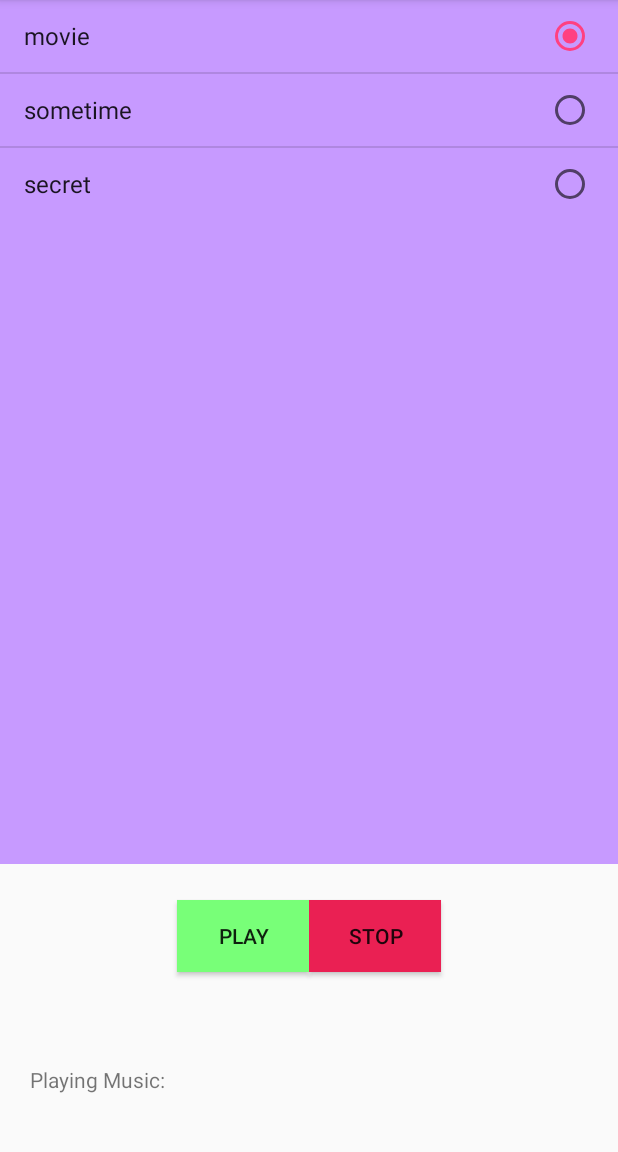
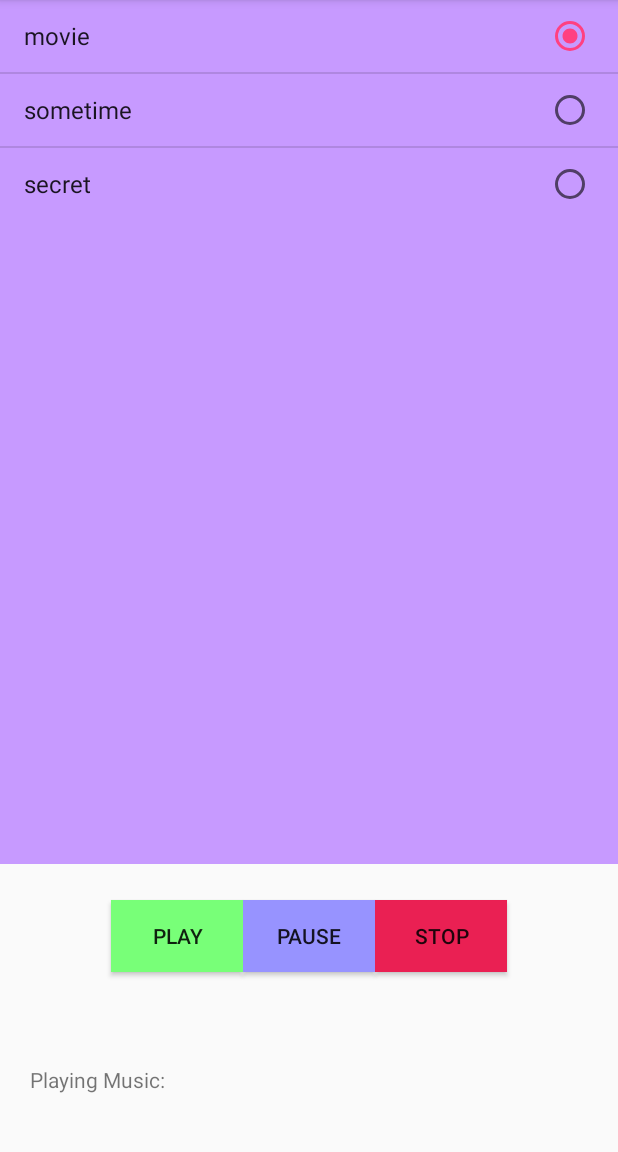
Before and after one commit to StarryPurp/MusicPlaylists, an Android app: the screen it shows after launch (MainActivity), after a tap on "movie", on a phone screen of 412 x 824 dp, the part 84-1236 px from its top. Run offline under Robolectric (Android 15) with nearby library versions, the phone set to English and light mode, and no system bars.

Commit message:
#4 Complete!

```diff
--- a/app/src/main/java/bstar128/example/hansung/musicplaylists/MainActivity.java
+++ b/app/src/main/java/bstar128/example/hansung/musicplaylists/MainActivity.java
@@ -13,13 +13,14 @@ import android.widget.TextView;
 
 public class MainActivity extends AppCompatActivity {
     ListView listV;
-    Button butPlay,butStop;
+    Button butPlay,butStop,butPause;
     TextView textMusic;
     ProgressBar progress;
     String[] musicArray={"movie","sometime","secret"};
     int[] musiResid={R.raw.movie,R.raw.sometime,R.raw.secret};
     int selectedMusicid;
     MediaPlayer Mplayer;
+    boolean selectPause;
 
 
     @Override
@@ -29,6 +30,7 @@ public class MainActivity extends AppCompatActivity {
         listV=(ListView)findViewById(R.id.list_music);
         butPlay=(Button)findViewById(R.id.but_play);
         butStop=(Button)findViewById(R.id.but_stop);
+        butPause=(Button)findViewById(R.id.but_pause);
         textMusic=(TextView)findViewById(R.id.text_music);
         progress=(ProgressBar)findViewById(R.id.prograss_ing);
         ArrayAdapter<String> adapter=new ArrayAdapter<String>(this,android.R.layout.simple_list_item_single_choice,musicArray);
@@ -40,22 +42,38 @@ public class MainActivity extends AppCompatActivity {
 
         listV.setOnItemClickListener(new AdapterView.OnItemClickListener() {
             @Override
-            public void onItemClick(AdapterView<?> parent, View view, int position, long id) {
-                selectedMusicid=musiResid[position];
-
+            public void onItemClick(AdapterView<?> parent, View view, int i, long id) {
+                Mplayer.stop();
+                selectedMusicid=musiResid[i];
+                progress.setVisibility(View.INVISIBLE);
             }
         });
         butPlay.setOnClickListener(new View.OnClickListener() {
             @Override
             public void onClick(View v) {
-                MediaPlayer.create(MainActivity.this,selectedMusicid);
+                if(selectPause) {
+                    Mplayer.start();
+                    selectPause=false;//시작하고 ㄱㄱ~
+                }
+                else
+                    Mplayer=MediaPlayer.create(MainActivity.this,selectedMusicid);
                 Mplayer.start();
+                progress.setVisibility(View.VISIBLE);
+            }
+        });
+        butPause.setOnClickListener(new View.OnClickListener() {
+            @Override
+            public void onClick(View v) {
+                selectPause=true;
+                Mplayer.pause();
+                progress.setVisibility(View.INVISIBLE);
             }
         });
         butStop.setOnClickListener(new View.OnClickListener() {
             @Override
             public void onClick(View v) {
                 Mplayer.stop();
+                progress.setVisibility(View.INVISIBLE);
             }
         });
     }
--- a/app/src/main/res/layout/activity_main.xml
+++ b/app/src/main/res/layout/activity_main.xml
@@ -33,6 +33,12 @@
             android:background="#78ff78"
             android:text="Play"/>
         <Button
+            android:id="@+id/but_pause"
+            android:layout_width="wrap_content"
+            android:layout_height="wrap_content"
+            android:background="#9793ff"
+            android:text="Pause"/>
+        <Button
             android:id="@+id/but_stop"
             android:layout_width="wrap_content"
             android:layout_height="wrap_content"
```
